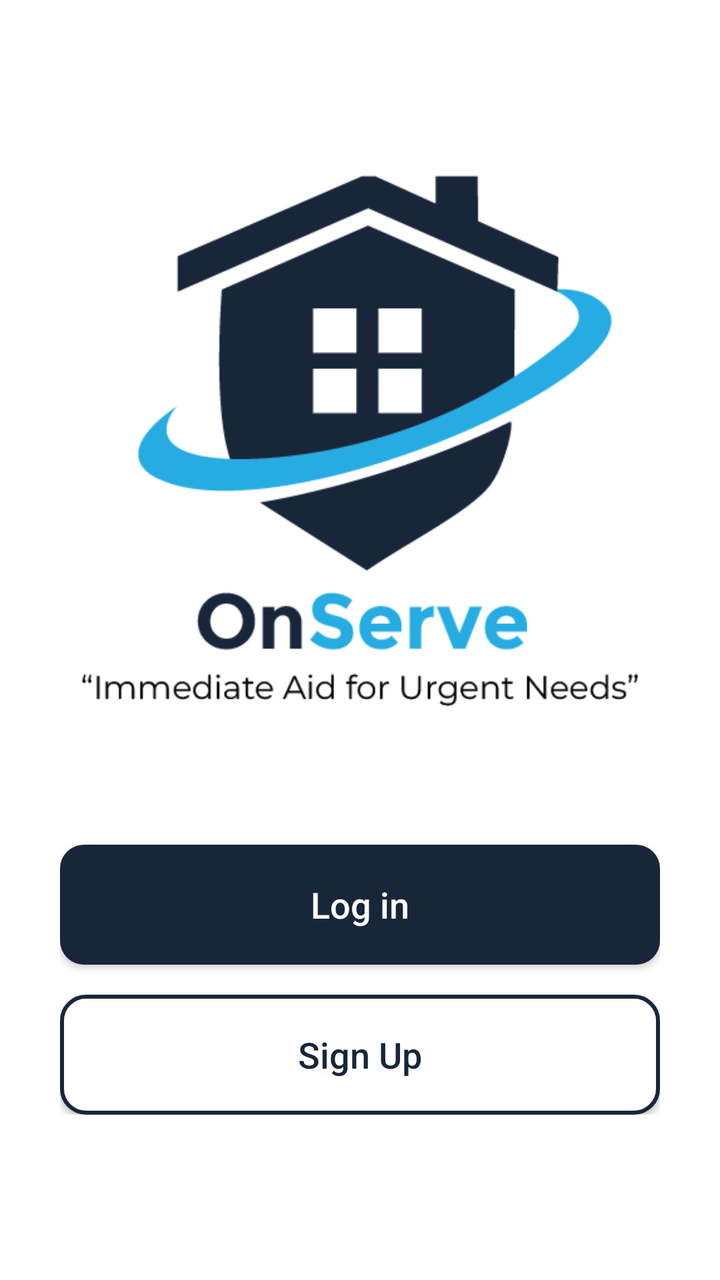
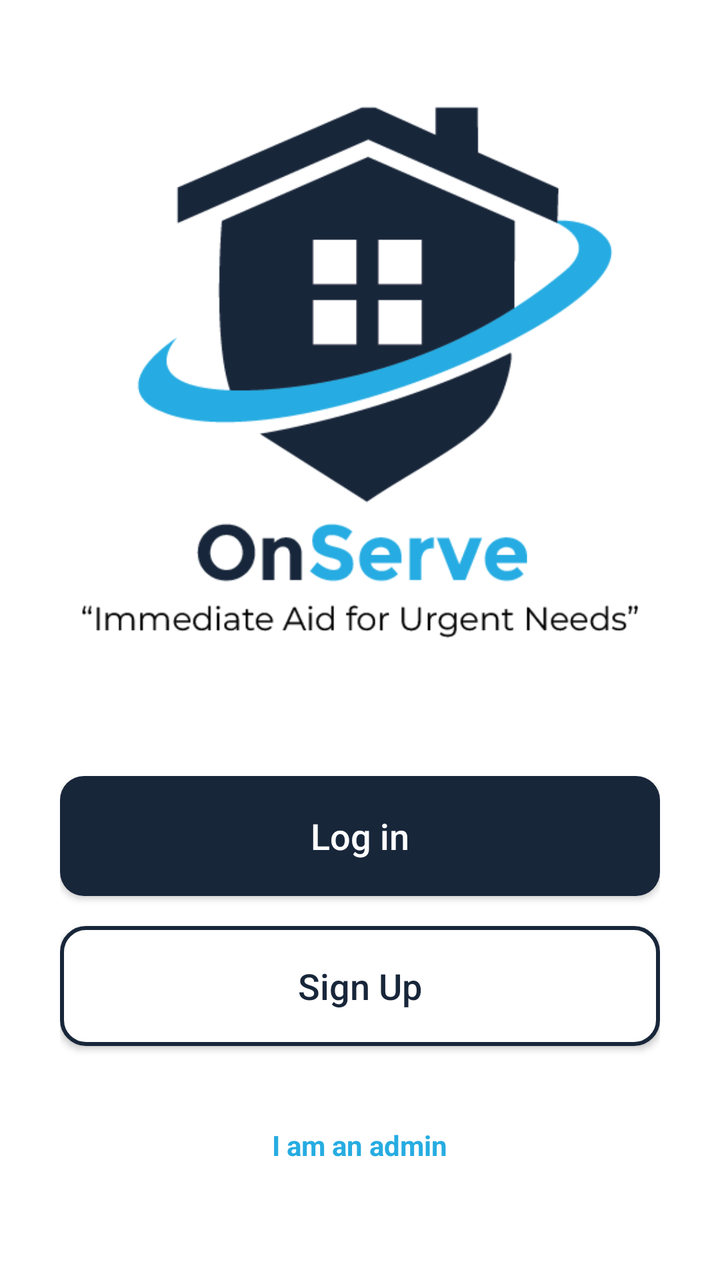

Two renders of the same Android screen: before a commit and after it. Below are the layout's source before the change and the commit's diff.
<!-- AndroidManifest.xml: application theme Theme.OnServe -->
<!-- res/layout/activity_main.xml -->
<LinearLayout xmlns:android="http://schemas.android.com/apk/res/android"
    android:layout_width="match_parent"
    android:layout_height="match_parent"
    android:orientation="vertical"
    android:gravity="center"
    android:padding="30dp"
    android:background="@color/white">

    
    <ImageView
        android:layout_width="280dp"
        android:layout_height="280dp"
        android:src="@drawable/onserve_logo"
        android:scaleType="fitCenter" />

    <LinearLayout
        android:layout_width="match_parent"
        android:layout_height="wrap_content"
        android:orientation="vertical"
        android:layout_marginTop="60dp">

        
        <android.widget.Button
            android:id="@+id/loginButton"
            android:layout_width="match_parent"
            android:layout_height="60dp"
            android:text="Log in"
            android:textAllCaps="false"
            android:textSize="18sp"
            android:textColor="@color/white"
            android:background="@drawable/button_navy_rounded"
            android:layout_marginBottom="15dp" />

        <android.widget.Button
            android:id="@+id/signupButton"
            android:layout_width="match_parent"
            android:layout_height="60dp"
            android:text="Sign Up"
            android:textAllCaps="false"
            android:textSize="18sp"
            android:textColor="@color/navy_onserve"
            android:background="@drawable/button_outline_navy" />
    </LinearLayout>
</LinearLayout>
<!-- resources referenced by this layout -->
<resources>
  <color name="navy_onserve">#18263a</color>
  <color name="white">#ffffff</color>
  <!-- drawable button_navy_rounded (drawable) -->
  <shape xmlns:android="http://schemas.android.com/apk/res/android">
      <solid android:color="@color/navy_onserve" />
      <corners android:radius="12dp" />
  </shape>
  <!-- drawable button_outline_navy (drawable) -->
  <shape xmlns:android="http://schemas.android.com/apk/res/android">
      <solid android:color="@color/white" />
      <stroke android:width="2dp" android:color="@color/navy_onserve" />
      <corners android:radius="12dp" />
  </shape>
  <!-- drawable onserve_logo: png bitmap (drawable, 15152 bytes) -->
  <style name="Theme.OnServe" parent="Base.Theme.OnServe" />
  <style name="Base.Theme.OnServe" parent="Theme.Material3.DayNight.NoActionBar">
          
          
      </style>
</resources>

<!-- the commit's change to res/layout/activity_main.xml (unified diff, before → after) -->
@@ -40,5 +40,19 @@
             android:textSize="18sp"
             android:textColor="@color/navy_onserve"
             android:background="@drawable/button_outline_navy" />
+
+        <TextView
+            android:id="@+id/tv_admin_login_main"
+            android:layout_width="wrap_content"
+            android:layout_height="wrap_content"
+            android:layout_gravity="center_horizontal"
+            android:layout_marginTop="30dp"
+            android:text="I am an admin"
+            android:textColor="@color/blue_onserve"
+            android:textStyle="bold"
+            android:clickable="true"
+            android:focusable="true"
+            android:padding="10dp"
+            android:background="?attr/selectableItemBackground" />
     </LinearLayout>
 </LinearLayout>
<!-- resource entries referenced after the edit -->
@@ -1,5 +1,6 @@
 <!-- resources referenced by this layout -->
 <resources>
+  <color name="blue_onserve">#26ace1</color>
   <color name="navy_onserve">#18263a</color>
   <color name="white">#ffffff</color>
   <!-- drawable button_navy_rounded (drawable) -->
